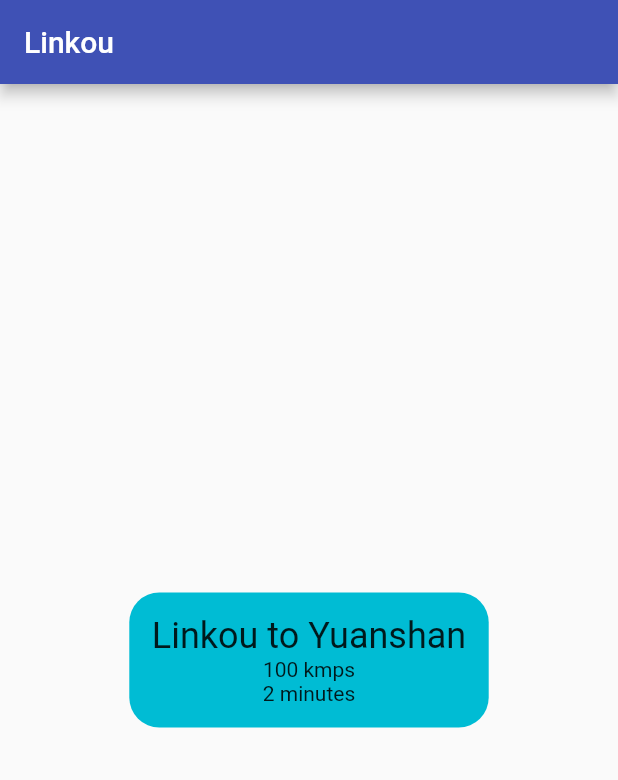
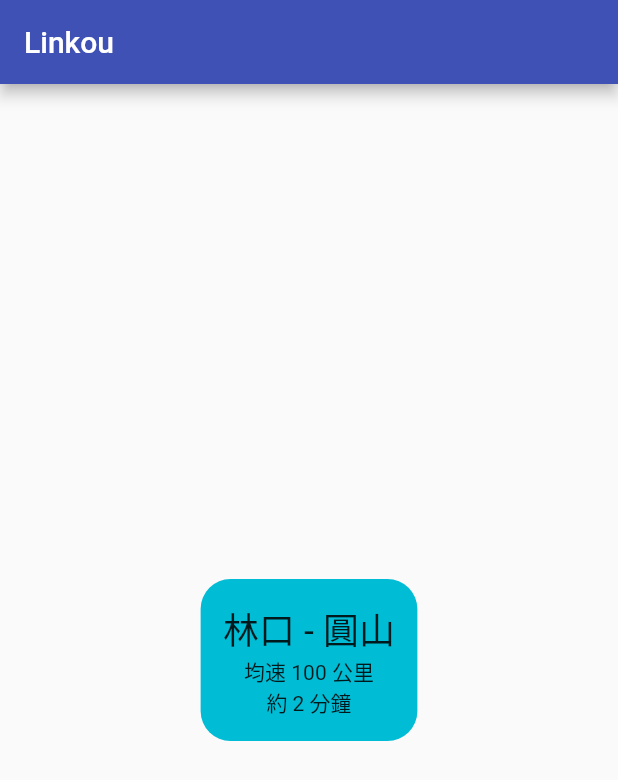
Before and after one commit to loyihsu/flutter-linkou-watch, a Flutter app: the screen it shows after launch, on a phone screen of 412 x 824 dp. Shown: the top 780 px of the screen. Run offline on Flutter 3.47's test engine with Material 2 defaults, Android fonts, the phone set to English and light mode, and no system bars.

Commit message:
Remove demo codes for documentation.

```diff
--- a/lib/ContentWidget.dart
+++ b/lib/ContentWidget.dart
@@ -6,58 +6,24 @@ class ContentWidget extends StatefulWidget {
   State<StatefulWidget> createState() => ContentWidgetState();
 }
 
-// class ContentWidgetState extends State<ContentWidget> {
-//   final String _title = "林口 - 圓山";
-//   String _speed = "均速 100 公里";
-//   String _estimation = "約 2 分鐘";
-
-//   void setSpeed(int newSpeed) {
-//     setState(() {
-//       _speed = "均速 " + newSpeed.toString() + " 公里";
-//     });
-//   }
-
-//   void setEstination(int newEstimation) {
-//     setState(() {
-//       _estimation = "約" + newEstimation.toString() + "分鐘";
-//     });
-//   }
-
-//   @override
-//   Widget build(BuildContext context) {
-//     return Container(
-//       decoration: const BoxDecoration(
-//           shape: BoxShape.rectangle,
-//           color: Colors.cyan,
-//           borderRadius: BorderRadius.all(Radius.circular(20))),
-//       child: Padding(
-//           padding: const EdgeInsets.all(15),
-//           child: Column(children: <Widget>[
-//             Text(_title, style: Theme.of(context).textTheme.headline5),
-//             Text(_speed),
-//             Text(_estimation),
-//           ])),
-//     );
-//   }
-// }
-
 class ContentWidgetState extends State<ContentWidget> {
-  final String _title = "Linkou to Yuanshan";
-  String _speed = "100 kmps";
-  String _estimation = "2 minutes";
+  final String _title = "林口 - 圓山";
+  String _speed = "均速 100 公里";
+  String _estimation = "約 2 分鐘";
 
   void setSpeed(int newSpeed) {
     setState(() {
-      _speed = newSpeed.toString() + " kmps";
+      _speed = "均速 " + newSpeed.toString() + " 公里";
     });
   }
 
   void setEstination(int newEstimation) {
     setState(() {
-      _estimation = newEstimation.toString() + " minutes";
+      _estimation = "約" + newEstimation.toString() + "分鐘";
     });
   }
 
+  @override
   Widget build(BuildContext context) {
     return Container(
       decoration: const BoxDecoration(
@@ -70,6 +36,7 @@ class ContentWidgetState extends State<ContentWidget> {
             Text(_title, style: Theme.of(context).textTheme.headline5),
             Text(_speed),
             Text(_estimation),
-            ])));
+          ])),
+    );
   }
 }
```
Lines whose indentation alone changed are shown as unchanged.
